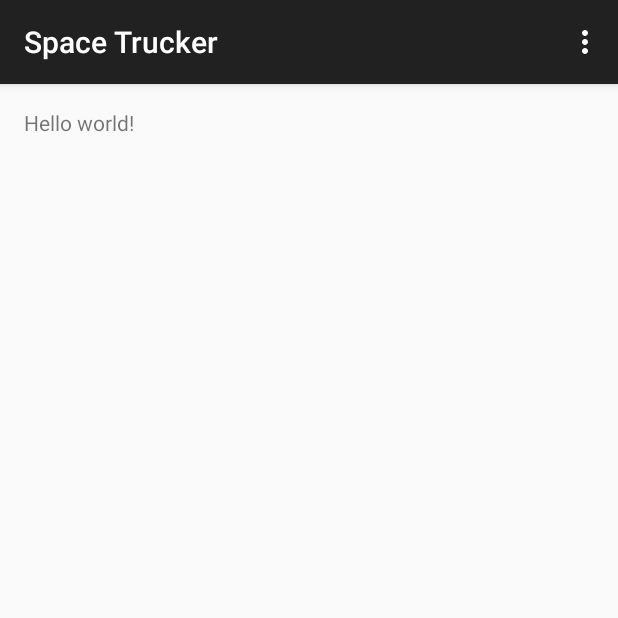
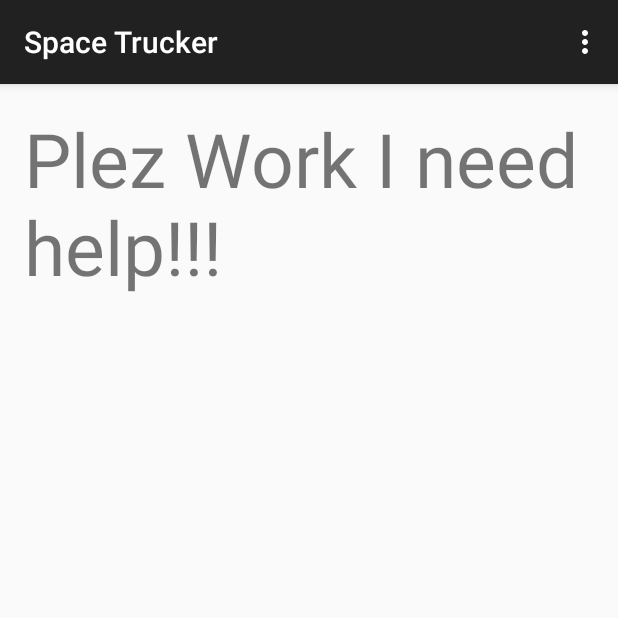
Before and after one commit to AdamHarryDoug/SpaceTrucker, an Android app: the screen it shows after launch (StartMenu), on a phone screen of 412 x 824 dp, the top half of it. Run offline under Robolectric (Android 15) with nearby library versions, the phone set to English and light mode, and no system bars.

Commit message:
Plez Work

```diff
--- a/app/src/main/res/layout/activity_start_menu.xml
+++ b/app/src/main/res/layout/activity_start_menu.xml
@@ -5,7 +5,9 @@
     android:paddingTop="@dimen/activity_vertical_margin"
     android:paddingBottom="@dimen/activity_vertical_margin" tools:context=".StartMenu">
 
-    <TextView android:text="@string/hello_world" android:layout_width="wrap_content"
-        android:layout_height="wrap_content" />
+    <TextView android:text="Plez Work I need help!!!"
+        android:layout_width="wrap_content"
+        android:layout_height="wrap_content"
+        android:textSize="50sp"/>
 
 </RelativeLayout>
```
